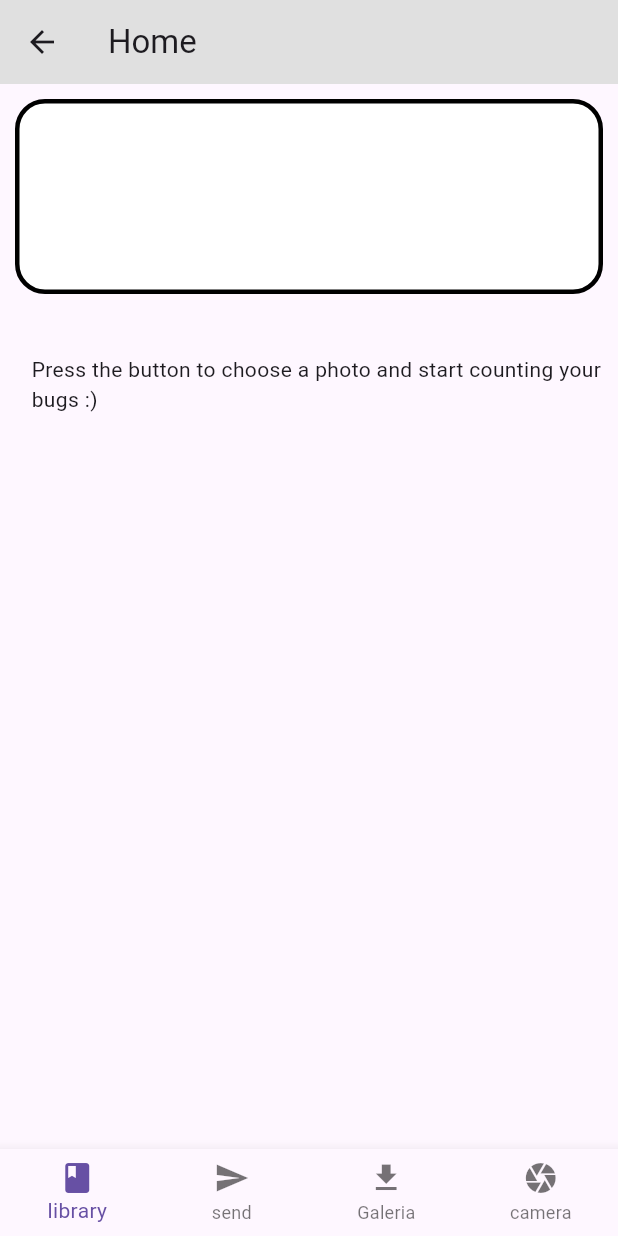
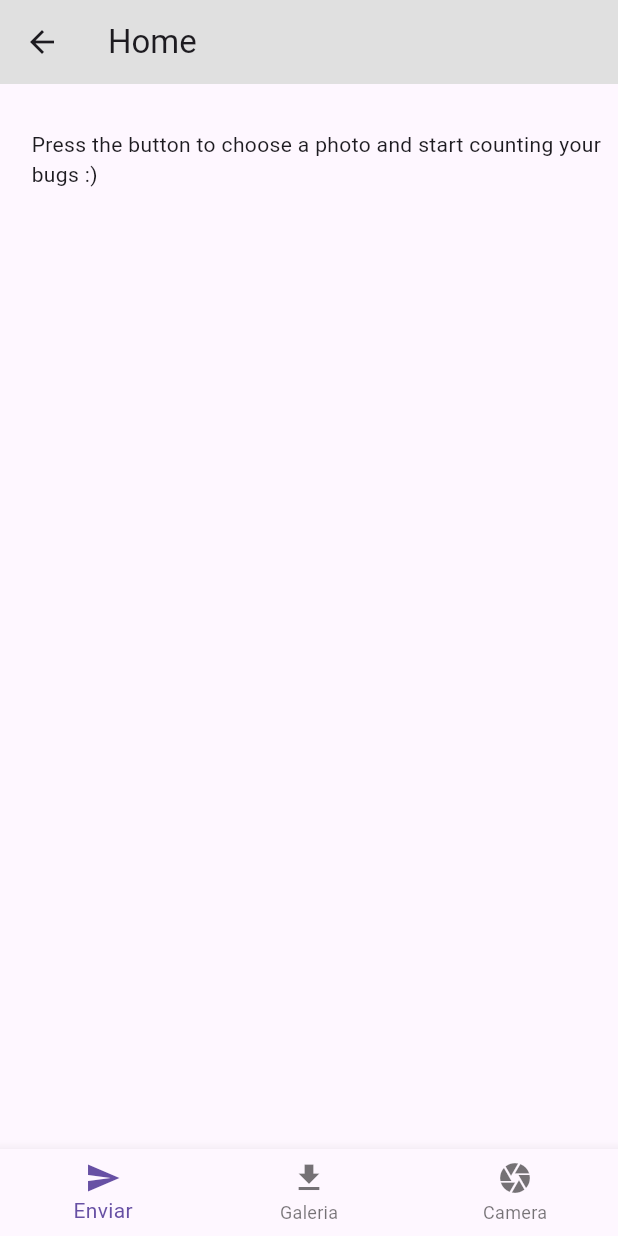
Before and after one commit to HackerSchool/count-my-bugs, a Flutter app: the FirstPage screen opened directly, on a phone screen of 412 x 824 dp. Run offline on Flutter 3.47's test engine with Material 3 defaults, Android fonts, the light colour scheme and no system bars; our stand-ins replace image_picker.

Commit message:
melhorias no front end

```diff
--- a/lib/Functions.dart
+++ b/lib/Functions.dart
@@ -1,7 +1,6 @@
 import 'package:flutter/foundation.dart';
-import 'package:flutter/material.dart';
 import 'package:image_picker/image_picker.dart';
-class F {
+class Fotos {
 
   final picker = ImagePicker();
   Future getImage(bool isCamera, Uint8List web_image) async {
@@ -32,25 +31,4 @@ class F {
     }
     return web_image;
     }
-
   }
-
-  class Barra extends StatelessWidget {
-  const Barra({super.key});
-
-  @override
-  Widget build(BuildContext context) {
-    return Padding(
-              padding: const EdgeInsets.all(10.0),
-              child: Container(
-                height: 130,
-                width: 200,
-                decoration: BoxDecoration(
-                  borderRadius: const BorderRadius.all(Radius.circular(20)),
-                  color: Colors.white,
-                  border: Border.all(color: Colors.black, width: 3),
-                ),
-              )
-            );
-  }
-}
--- a/lib/base.dart
+++ b/lib/base.dart
@@ -1,5 +1,4 @@
 import 'dart:convert';
-import 'package:flutter/material.dart';
 import 'package:http/http.dart' as http;
 
 const String baseUrl = 'http://miguelcardoso.pythonanywhere.com/';
--- a/lib/futuro.dart
+++ /dev/null
@@ -1,167 +0,0 @@
-import 'dart:io';
-import 'package:flutter/foundation.dart';
-import 'package:flutter/material.dart';
-import 'package:flutter_speed_dial/flutter_speed_dial.dart';
-import 'package:image_picker/image_picker.dart';
-import 'package:http/http.dart' as http;
-import 'dart:convert';
-
-import 'base.dart';
-import 'Functions.dart';
-import 'intro.dart';
-
-
-
-class FirstPage extends StatefulWidget {
-  const FirstPage({super.key});
-
-  @override
-  State<FirstPage> createState() => _FirstPageState();
-}
-
-class _FirstPageState extends State<FirstPage> {
-
-
-Future _navigateBottomBar(int index) async{
-  if (index==1){
-    showDialog(
-      context: context,
-      builder: (context){
-        return Center(child: CircularProgressIndicator());
-      }
-    );
-
-    var responde = await BaseClient().post(web_image); //manda-se a imagem
-    var teste = await BaseClient().get();              //recebe-se a imagem modificada e a contagem. Estao dentro de teste
-
-    responde = base64Decode(teste['imagem']);
-    var num = teste['numeros'];
-
-    setState(() {
-      web_image = responde;            //passa-se a imagem e o numero para as variaveis globais
-      num_colonias = num;
-    });
-
-    /*Tira o círculo*/
-
-    Navigator.of(context).pop();
-
-
-  }
-  if (index==2){
-      var a = await F().getImage(false, web_image);
-
-    setState(() {
-      web_image = a;
-      check_image = 1;
-    });
-  }
-  if(index==3){
-
-    var a = await F().getImage(true, web_image);           //A camera n esta a funcionar em web, mas funciona com o Android
-
-    setState(() {
-
-      print(web_image);
-      web_image = a;
-      check_image = 1;
-
-    });
-  }
-}
-
-
-
-
-final picker = ImagePicker();
-int check_image = 1;             // verifica se alguma imagem foi selcionada (Sim == 1; Nao == 0)
-//File? file;                   //variavel do tipo ficheiro que guarda a imagem que sai da funçao, caso nao web
-Uint8List web_image = Uint8List(8); // guarda a imagem que sai da funçao caso web
-int num_colonias = 0;
-Uint8List b = Uint8List(8);
-final isDialOpen = ValueNotifier(false);
-
-  @override
-  Widget build(BuildContext context) {
-    return WillPopScope(                  //isto serve para quando se carregar na seta de voltar atras com o menu aberto, sairmos do menu
-                                          // em vez de sairmos da aplicaçao
-      onWillPop: ()async{
-        if(isDialOpen.value){
-
-          isDialOpen.value = false;
-          return false;
-        }
-        else{
-          return true;
-        }
-      },
-
-
-
-      child: Scaffold(
-        appBar: AppBar(
-          title: Text("Home"),
-          backgroundColor: Colors.grey[300],
-        ),
-
-
-
-        bottomNavigationBar: BottomNavigationBar(
-          type: BottomNavigationBarType.fixed,
-          onTap: _navigateBottomBar,
-          items: [
-           BottomNavigationBarItem(
-            icon: Icon(Icons.book),
-            label: "library",
-          ),
-          BottomNavigationBarItem(
-            icon: Icon(Icons.send),
-            label: "send",
-          ),
-          BottomNavigationBarItem(
-            icon: Icon(Icons.file_download),
-            label: "Galeria",
-          ),
-          BottomNavigationBarItem(
-            icon: Icon(Icons.camera),
-            label: "camera",
-          ),
-        ]),
-
-        body:
-        ListView(
-          children: [
-
-            Barra(),
-            //Barra(),
-
-
-            SizedBox(
-              height: 250,
-              width: 250,
-              child: listEquals(web_image, b)?
-              Container(
-                padding: EdgeInsets.only(top: 30, left: 21),
-                child: Text(
-                  'Press the button to choose a photo and start counting your bugs :)'
-                )
-              ):
-                Row(
-                  children: [
-                    Image.memory(web_image, fit: BoxFit.contain),
-                    Text("Contagem: $num_colonias",style: TextStyle(fontSize: 15,)),
-                  ],
-                ),
-
-
-            ),
-
-
-
-
-          ],
-        )
-      ),
-    );
-  }
-}
--- a/lib/intro.dart
+++ b/lib/intro.dart
@@ -1,4 +1,4 @@
-import 'package:count_my_bugs/futuro.dart';
+import 'package:count_my_bugs/pagina-principal.dart';
 import 'package:flutter/material.dart';
 import 'package:flutter/rendering.dart';
 
--- /dev/null
+++ b/lib/pagina-principal.dart
@@ -0,0 +1,164 @@
+import 'package:flutter/foundation.dart';
+import 'package:flutter/material.dart';
+import 'dart:convert';
+import 'base.dart';
+import 'Functions.dart';
+
+
+
+class FirstPage extends StatefulWidget {
+  const FirstPage({super.key});
+
+  @override
+  State<FirstPage> createState() => _FirstPageState();
+}
+
+class _FirstPageState extends State<FirstPage> {
+
+
+
+Uint8List web_image = Uint8List(8); // guarda a imagem que sai da funçao caso web
+bool mostrar_contagem = false;
+int num_colonias = 0;
+Uint8List vazio = Uint8List(8);     //Variavel para verificar se temos uma imagem ao comparar com uma "matriz vazia"
+final isDialOpen = ValueNotifier(false);
+
+  @override
+  Widget build(BuildContext context) {
+    return WillPopScope(                  //isto serve para quando se carregar na seta de voltar atras com o menu aberto, sairmos do menu
+                                          // em vez de sairmos da aplicaçao
+      onWillPop: ()async{
+        if(isDialOpen.value){
+
+          isDialOpen.value = false;
+          return false;
+        }
+        else{
+          return true;
+        }
+      },
+
+
+
+      child: Scaffold(
+        appBar: AppBar(
+          title: Text("Home"),
+          backgroundColor: Colors.grey[300],
+        ),
+
+
+
+        bottomNavigationBar: BottomNavigationBar(
+          type: BottomNavigationBarType.fixed,
+          onTap: _navigateBottomBar,
+          items: [
+          BottomNavigationBarItem(
+            icon: Icon(Icons.send),
+            label: "Enviar",
+          ),
+          BottomNavigationBarItem(
+            icon: Icon(Icons.file_download),
+            label: "Galeria",
+          ),
+          BottomNavigationBarItem(
+            icon: Icon(Icons.camera),
+            label: "Camera",
+          ),
+        ]),
+
+        body: listEquals(web_image, vazio)?
+
+          Container(
+            padding: EdgeInsets.only(top: 30, left: 21),
+            child: Text('Press the button to choose a photo and start counting your bugs :)')
+          ):
+
+          Center(
+
+            child: Column(
+              mainAxisAlignment: MainAxisAlignment.start,
+              children: [
+                Container(
+
+                  decoration: BoxDecoration(
+                    borderRadius: BorderRadius.circular(24),
+                    border: Border.all(color: Colors.black, width: 3)
+                  ),
+
+                  margin: EdgeInsets.only(top: 25, bottom: 20),
+
+                  child: ClipRRect(
+                    borderRadius: BorderRadius.circular(20),
+                    child: Image.memory(
+                      web_image,
+                      fit: BoxFit.cover,
+                      height: 400,
+                      width: 300,
+                    )
+                  )
+                ),
+                mostrar_contagem?
+                Text("Contagem: $num_colonias",style: TextStyle(fontSize: 15,)):
+                Text("",style: TextStyle(fontSize: 15,))
+              ],
+            ),
+
+          ),
+
+      ),
+    );
+  }
+  //Funçao que realiza as diversas funçoes dos 3 botões da bottom navigation bar
+
+Future _navigateBottomBar(int index) async{
+
+  if (index==0){        //Enviar
+    showDialog(
+      context: context,
+      builder: (context){
+        return Center(child: CircularProgressIndicator());
+      }
+    );
+
+    var responde = await BaseClient().post(web_image); //manda-se a imagem
+    var teste = await BaseClient().get();              //recebe-se a imagem modificada e a contagem. Estao dentro de teste
+
+    responde = base64Decode(teste['imagem']);
+    var num = teste['numeros'];
+
+    setState(() {
+      web_image = responde;            //passa-se a imagem e o numero para as variaveis globais
+      num_colonias = num;
+      mostrar_contagem = true;
+    });
+
+    /*Tira o círculo*/
+
+    Navigator.of(context).pop();
+
+
+  }
+  if (index==1){          //Galeria
+      var a = await Fotos().getImage(false, web_image);
+
+    setState(() {
+      web_image = a;
+      num_colonias = 0;
+      mostrar_contagem = false;
+    });
+  }
+
+  if(index==2){         //Câmera
+
+    var a = await Fotos().getImage(true, web_image);           //A camera n esta a funcionar em web, mas funciona com o Android
+
+    setState(() {
+
+      print(web_image);
+      web_image = a;
+      num_colonias = 0;
+      mostrar_contagem = false;
+    });
+  }
+}
+}
--- a/pubspec.yaml
+++ b/pubspec.yaml
@@ -36,7 +36,7 @@ dependencies:
   # The following adds the Cupertino Icons font to your application.
   # Use with the CupertinoIcons class for iOS style icons.
   cupertino_icons: ^1.0.2
-  image_picker: ^0.8.7+5
+  image_picker: ^1.1.2
   http: ^0.13.5
   flutter_speed_dial: ^4.3.0
 
```
Also changed, not shown: lib/main.dart (+0 -8 lines), pubspec.lock, 4 other files.
